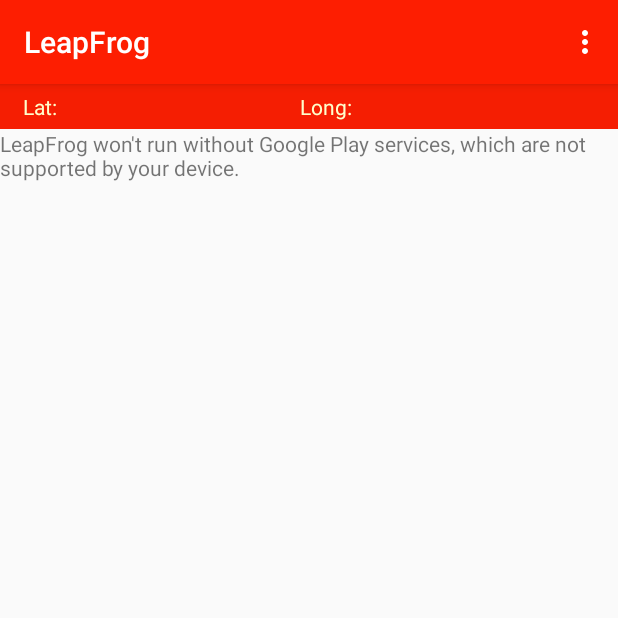
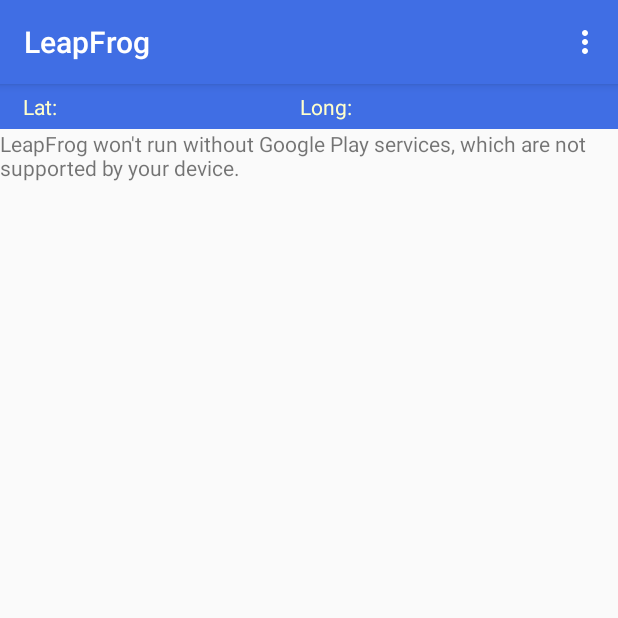
Before and after one commit to theflyingmachine/LeapFrog, an Android app: the MyMap screen opened directly, with no data from a screen before it, on a phone screen of 412 x 824 dp, the top half of it. Run offline under Robolectric (Android 15) with nearby library versions, the phone set to English and light mode, and no system bars.

Commit message:
Color Scheme updated

```diff
--- a/app/src/main/res/values/colors.xml
+++ b/app/src/main/res/values/colors.xml
@@ -1,7 +1,7 @@
 <?xml version="1.0" encoding="utf-8"?>
 <resources>
-    <color name="colorPrimary">#fd1e01</color>
-    <color name="colorPrimaryDark">#f51e02</color>
+    <color name="colorPrimary">#406EE4</color>
+    <color name="colorPrimaryDark">#406EE4</color>
     <color name="colorAccent">#233ad1</color>
     <color name="white">#FFFFCC</color>
 </resources>
```
